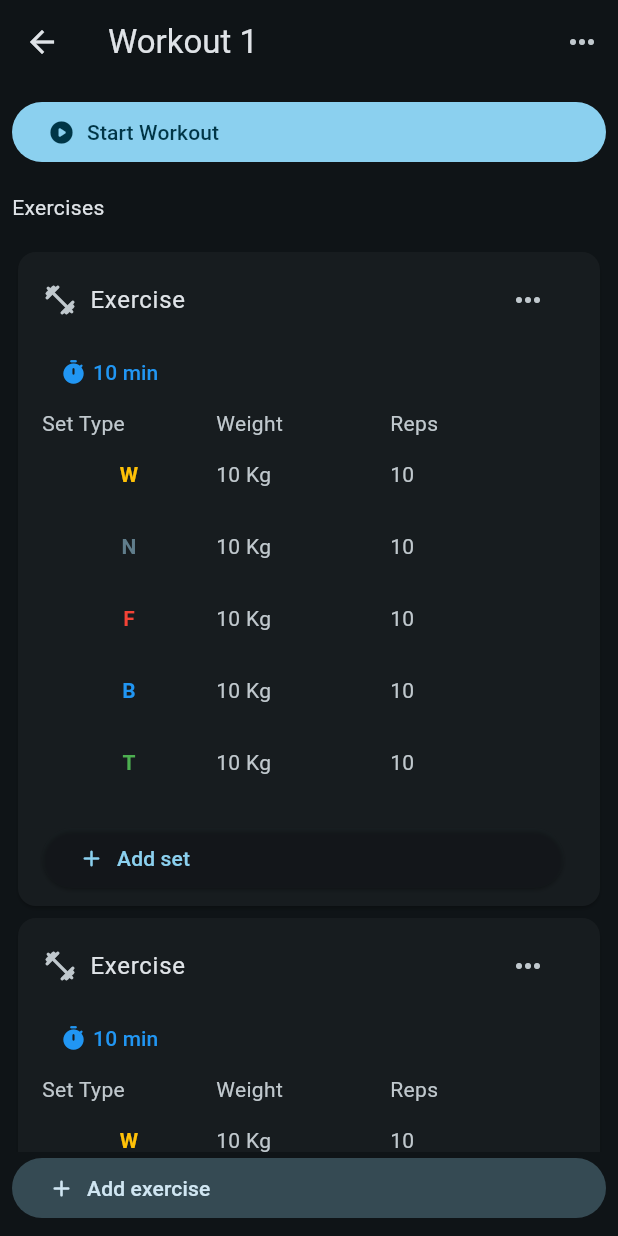
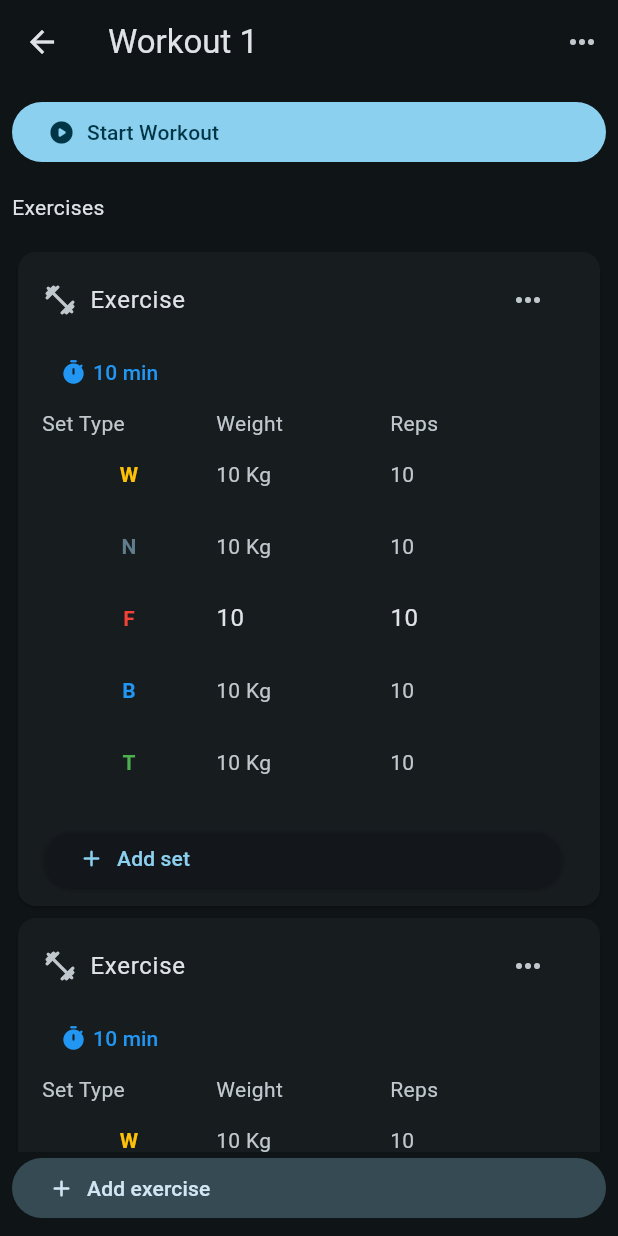
Before and after one commit to Caresle/frog-workout, a Flutter app: the screen it shows after launch, after a tap on "Workout name", on a phone screen of 412 x 824 dp. Run offline on Flutter 3.47's test engine with Material 3 defaults, Android fonts, the light colour scheme and no system bars; our stand-ins replace go_router.

Commit message:
feat: add exercise detail for rows

```diff
--- a/lib/widgets/workout_item/exercise_detail.dart
+++ b/lib/widgets/workout_item/exercise_detail.dart
@@ -32,8 +32,16 @@ class ExerciseDetail extends StatelessWidget {
                 TableRow(
                   children: [
                     SetTypeDisplay(setType: SetType.failure),
-                    Text('10 Kg'),
-                    Text('10'),
+                    TextFormField(
+                      keyboardType: TextInputType.number,
+                      decoration: InputDecoration(border: InputBorder.none),
+                      initialValue: '10',
+                    ),
+                    TextFormField(
+                      keyboardType: TextInputType.number,
+                      decoration: InputDecoration(border: InputBorder.none),
+                      initialValue: '10',
+                    ),
                   ],
                 ),
                 TableRow(
```
